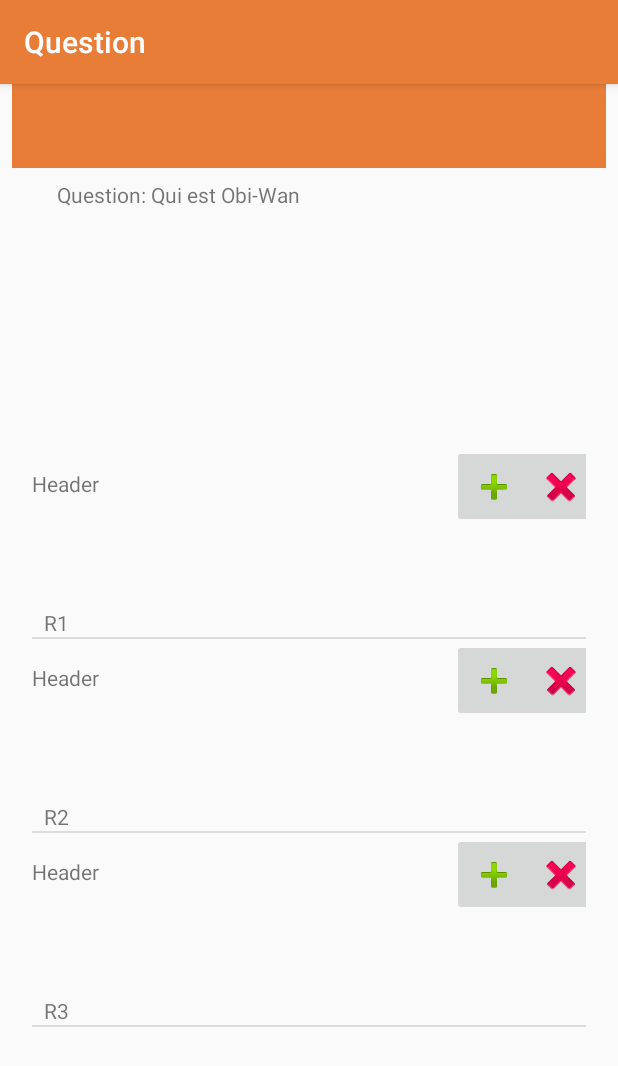
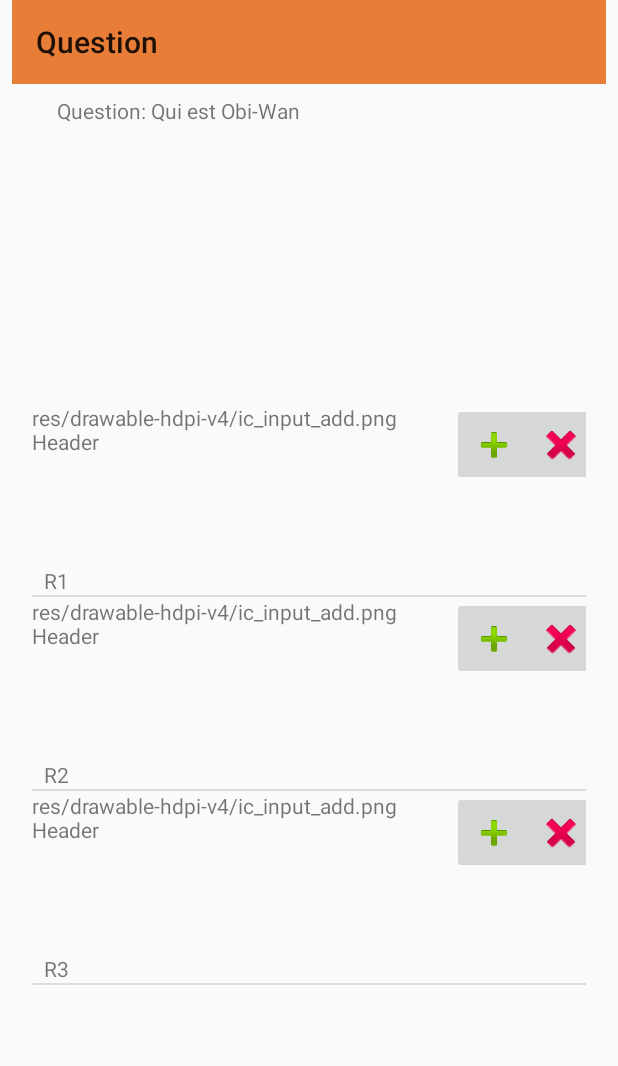
Before and after one commit to Vinnoff/hackathon, an Android app: the QuestionActivity screen opened directly, with no data from a screen before it, on a phone screen of 412 x 824 dp. Shown: the top 1066 px of the screen. Run offline under Robolectric (Android 15) with nearby library versions, the phone set to English and light mode, and no system bars.

Commit message:
Fix gradle build

```diff
--- a/application/Hackathon/app/src/main/AndroidManifest.xml
+++ b/application/Hackathon/app/src/main/AndroidManifest.xml
@@ -29,11 +29,10 @@
             android:name=".DayLessonActivity"
             android:label="@string/title_activity_day_lesson"
             android:theme="@style/AppTheme.NoActionBar" />
-        <activity android:name=".QuestionActivity" />
         <activity
-        android:name=".QuestionActivity"
+            android:name=".QuestionActivity"
             android:label="@string/title_activity_question"
-            android:theme="@style/AppTheme.NoActionBar"></activity>
+            android:theme="@style/AppTheme.NoActionBar"/>
     </application>
 
 </manifest>
--- a/application/Hackathon/app/src/main/java/com/industries/hackateam/hackathon/SubjectsActivity.java
+++ b/application/Hackathon/app/src/main/java/com/industries/hackateam/hackathon/SubjectsActivity.java
@@ -29,7 +29,6 @@ public class SubjectsActivity extends AppCompatActivity {
 
         final ArrayAdapter<String> adapter = new ArrayAdapter<String>(SubjectsActivity.this, android.R.layout.simple_list_item_1, values);
         listView.setAdapter(adapter);
-
         listView.setOnItemClickListener(new AdapterView.OnItemClickListener() {
             @Override
             public void onItemClick(AdapterView<?> parent, View view, int position, long id) {
--- a/application/Hackathon/app/src/main/res/layout/response_cell.xml
+++ b/application/Hackathon/app/src/main/res/layout/response_cell.xml
@@ -52,5 +52,13 @@
         android:layout_marginRight="0dp"
         app:layout_constraintRight_toRightOf="parent" />
 
+    <TextView
+        android:id="@+id/textView3"
+        android:layout_width="wrap_content"
+        android:layout_height="wrap_content"
+        android:text="@android:drawable/ic_input_add"
+        tools:layout_editor_absoluteX="245dp"
+        tools:layout_editor_absoluteY="16dp" />
+
 
 </android.support.constraint.ConstraintLayout>
```
Also changed, not shown: application/Hackathon/app/src/main/res/drawable/refuser.png (renamed from application/Hackathon/app/src/main/res/image/refuser.png), application/Hackathon/app/src/main/res/drawable/valider.png (renamed from application/Hackathon/app/src/main/res/image/valider.png).
